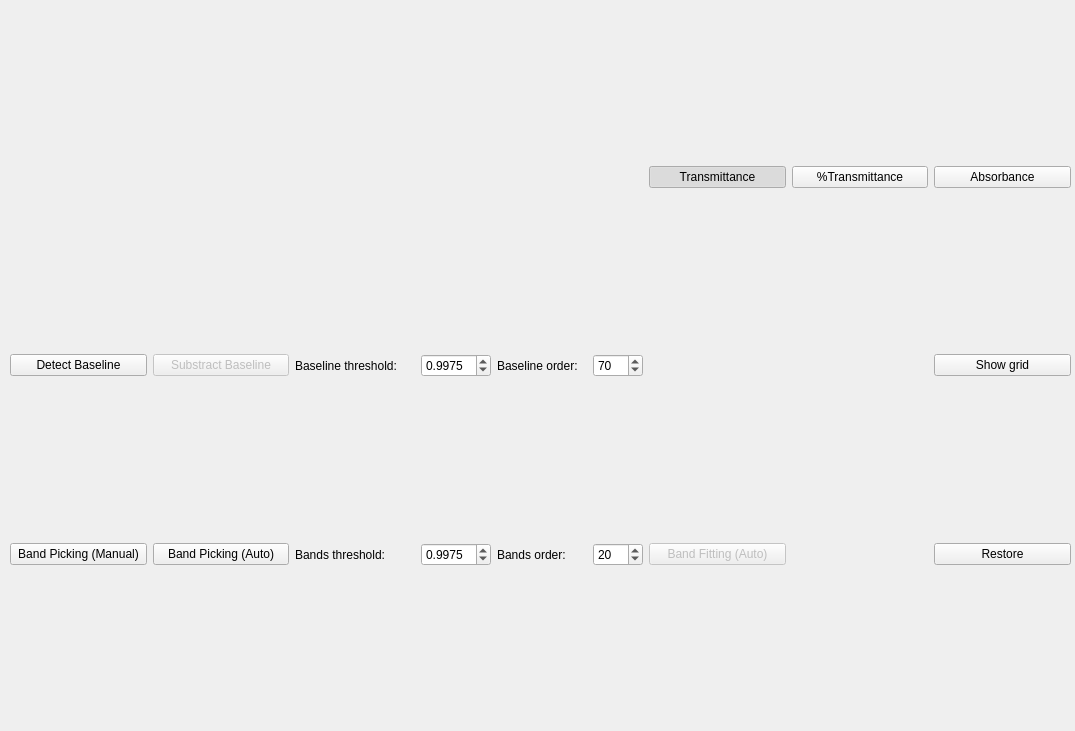
Old version of the form Views/uiIRPlotter.ui in the repository samuelvp360/SVP360CalculationController.
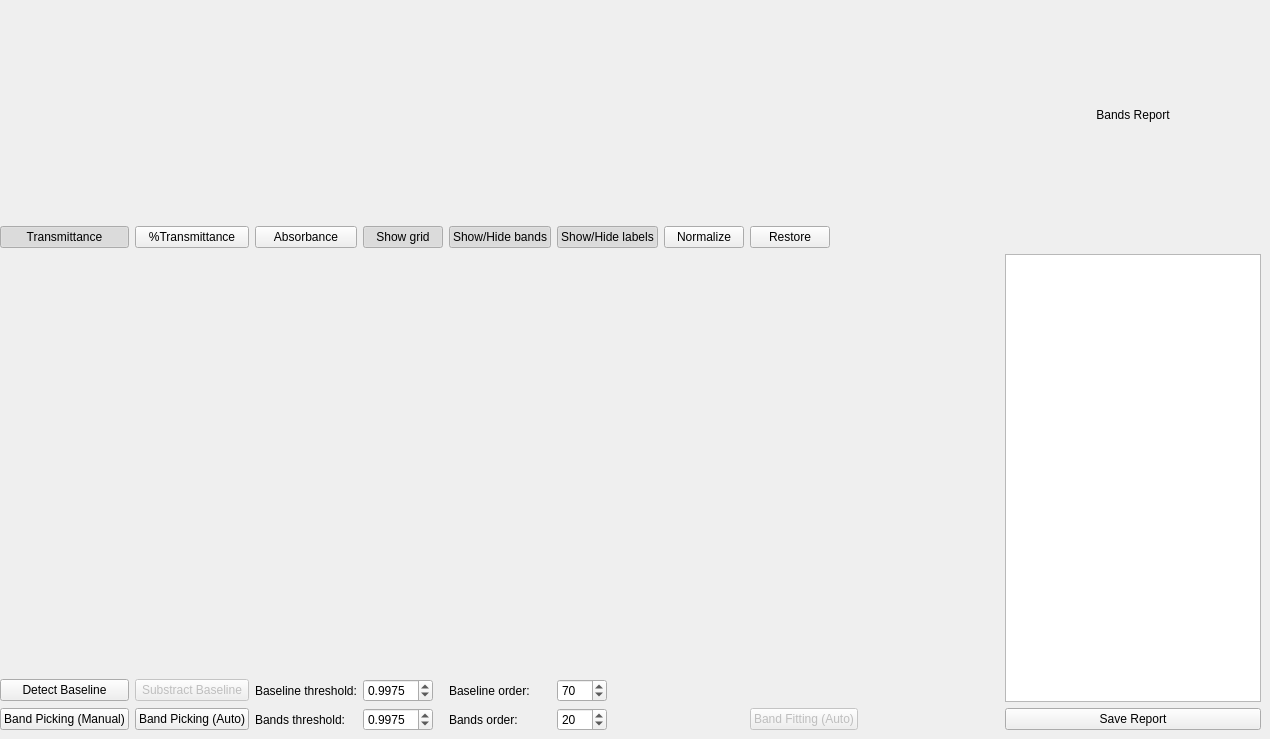
New version of the form.

Commit message: Band Fitting moved to QThread

```diff
--- a/Views/uiIRPlotter.ui
+++ b/Views/uiIRPlotter.ui
@@ -9,8 +9,8 @@
    <rect>
     <x>0</x>
     <y>0</y>
-    <width>1075</width>
-    <height>731</height>
+    <width>1270</width>
+    <height>739</height>
    </rect>
   </property>
   <property name="windowTitle">
@@ -19,15 +19,28 @@
   <widget class="QWidget" name="layoutWidget">
    <property name="geometry">
     <rect>
-     <x>10</x>
-     <y>6</y>
-     <width>1061</width>
+     <x>0</x>
+     <y>10</y>
+     <width>1261</width>
      <height>721</height>
     </rect>
    </property>
    <layout class="QGridLayout" name="gridLayout">
-    <item row="3" column="5">
-     <widget class="QSpinBox" name="uiOrderBaseSpinBox">
+    <item row="1" column="3">
+     <widget class="QPushButton" name="uiShowGridButton">
+      <property name="text">
+       <string>Show grid</string>
+      </property>
+      <property name="checkable">
+       <bool>true</bool>
+      </property>
+      <property name="checked">
+       <bool>true</bool>
+      </property>
+     </widget>
+    </item>
+    <item row="5" column="5">
+     <widget class="QSpinBox" name="uiOrderBandsSpinBox">
       <property name="maximumSize">
        <size>
         <width>50</width>
@@ -38,31 +51,161 @@
        <number>1</number>
       </property>
       <property name="value">
-       <number>70</number>
+       <number>20</number>
       </property>
      </widget>
     </item>
-    <item row="3" column="0">
-     <widget class="QPushButton" name="uiDetectBaselineButton">
+    <item row="5" column="0">
+     <widget class="QPushButton" name="uiBandManualButton">
+      <property name="text">
+       <string>Band Picking (Manual)</string>
+      </property>
+      <property name="checkable">
+       <bool>true</bool>
+      </property>
+     </widget>
+    </item>
+    <item row="5" column="9">
+     <spacer name="horizontalSpacer_3">
+      <property name="orientation">
+       <enum>Qt::Horizontal</enum>
+      </property>
+      <property name="sizeHint" stdset="0">
+       <size>
+        <width>40</width>
+        <height>20</height>
+       </size>
+      </property>
+     </spacer>
+    </item>
+    <item row="0" column="10">
+     <widget class="QLabel" name="label_5">
+      <property name="text">
+       <string>Bands Report</string>
+      </property>
+      <property name="alignment">
+       <set>Qt::AlignCenter</set>
+      </property>
+     </widget>
+    </item>
+    <item row="5" column="4">
+     <widget class="QLabel" name="label_3">
       <property name="maximumSize">
        <size>
-        <width>160</width>
+        <width>90</width>
         <height>16777215</height>
        </size>
       </property>
       <property name="text">
-       <string>Detect Baseline</string>
+       <string>Bands order:</string>
       </property>
      </widget>
     </item>
-    <item row="1" column="0" colspan="6">
+    <item row="5" column="2">
+     <widget class="QLabel" name="label_4">
+      <property name="maximumSize">
+       <size>
+        <width>120</width>
+        <height>16777215</height>
+       </size>
+      </property>
+      <property name="text">
+       <string>Bands threshold:</string>
+      </property>
+     </widget>
+    </item>
+    <item row="4" column="2">
+     <widget class="QLabel" name="label">
+      <property name="maximumSize">
+       <size>
+        <width>150</width>
+        <height>16777215</height>
+       </size>
+      </property>
+      <property name="text">
+       <string>Baseline threshold:</string>
+      </property>
+     </widget>
+    </item>
+    <item row="1" column="7">
+     <widget class="QPushButton" name="uiRestoreButton">
+      <property name="text">
+       <string>Restore</string>
+      </property>
+     </widget>
+    </item>
+    <item row="1" column="1">
+     <widget class="QPushButton" name="uiPercentTransButton">
+      <property name="maximumSize">
+       <size>
+        <width>150</width>
+        <height>16777215</height>
+       </size>
+      </property>
+      <property name="text">
+       <string>%Transmittance</string>
+      </property>
+      <property name="checkable">
+       <bool>true</bool>
+      </property>
+      <property name="checked">
+       <bool>false</bool>
+      </property>
+     </widget>
+    </item>
+    <item row="4" column="9">
+     <spacer name="horizontalSpacer_2">
+      <property name="orientation">
+       <enum>Qt::Horizontal</enum>
+      </property>
+      <property name="sizeHint" stdset="0">
+       <size>
+        <width>40</width>
+        <height>20</height>
+       </size>
+      </property>
+     </spacer>
+    </item>
+    <item row="1" column="5">
+     <widget class="QPushButton" name="uiShowLabelsButton">
+      <property name="text">
+       <string>Show/Hide labels</string>
+      </property>
+      <property name="checkable">
+       <bool>true</bool>
+      </property>
+      <property name="checked">
+       <bool>true</bool>
+      </property>
+     </widget>
+    </item>
+    <item row="4" column="1">
+     <widget class="QPushButton" name="uiSubsBaselineButton">
+      <property name="enabled">
+       <bool>false</bool>
+      </property>
+      <property name="maximumSize">
+       <size>
+        <width>150</width>
+        <height>16777215</height>
+       </size>
+      </property>
+      <property name="text">
+       <string>Substract Baseline</string>
+      </property>
+     </widget>
+    </item>
+    <item row="0" column="0" colspan="6">
      <layout class="QVBoxLayout" name="uiToolbarLayout">
       <property name="spacing">
        <number>0</number>
       </property>
+      <property name="sizeConstraint">
+       <enum>QLayout::SetFixedSize</enum>
+      </property>
      </layout>
     </item>
-    <item row="4" column="1">
+    <item row="5" column="1">
      <widget class="QPushButton" name="uiBandAutoButton">
       <property name="maximumSize">
        <size>
@@ -75,49 +218,43 @@
       </property>
      </widget>
     </item>
-    <item row="1" column="6">
-     <widget class="QPushButton" name="uiTransButton">
+    <item row="5" column="10">
+     <widget class="QPushButton" name="pushButton">
       <property name="text">
-       <string>Transmittance</string>
+       <string>Save Report</string>
       </property>
-      <property name="checkable">
-       <bool>true</bool>
-      </property>
-      <property name="checked">
-       <bool>true</bool>
-      </property>
      </widget>
     </item>
-    <item row="3" column="1">
-     <widget class="QPushButton" name="uiSubsBaselineButton">
-      <property name="enabled">
-       <bool>false</bool>
+    <item row="2" column="0" rowspan="2" colspan="10">
+     <layout class="QVBoxLayout" name="uiSpectraLayout">
+      <property name="sizeConstraint">
+       <enum>QLayout::SetFixedSize</enum>
       </property>
+     </layout>
+    </item>
+    <item row="5" column="3">
+     <widget class="QDoubleSpinBox" name="uiBandsThresholdSpinBox">
       <property name="maximumSize">
        <size>
-        <width>150</width>
+        <width>70</width>
         <height>16777215</height>
        </size>
       </property>
-      <property name="text">
-       <string>Substract Baseline</string>
+      <property name="decimals">
+       <number>4</number>
       </property>
-     </widget>
-    </item>
-    <item row="3" column="4">
-     <widget class="QLabel" name="label_2">
-      <property name="maximumSize">
-       <size>
-        <width>110</width>
-        <height>16777215</height>
-       </size>
+      <property name="maximum">
+       <double>1.000000000000000</double>
       </property>
-      <property name="text">
-       <string>Baseline order:</string>
+      <property name="singleStep">
+       <double>0.000100000000000</double>
       </property>
+      <property name="value">
+       <double>0.997500000000000</double>
+      </property>
      </widget>
     </item>
-    <item row="1" column="8">
+    <item row="1" column="2">
      <widget class="QPushButton" name="uiAbsorbanceButton">
       <property name="text">
        <string>Absorbance</string>
@@ -130,127 +267,34 @@
       </property>
      </widget>
     </item>
-    <item row="4" column="8">
-     <widget class="QPushButton" name="uiRestoreButton">
-      <property name="text">
-       <string>Restore</string>
-      </property>
-     </widget>
-    </item>
-    <item row="3" column="3">
-     <widget class="QDoubleSpinBox" name="uiBaseThresholdSpinBox">
-      <property name="maximumSize">
-       <size>
-        <width>70</width>
-        <height>16777215</height>
-       </size>
-      </property>
-      <property name="decimals">
-       <number>4</number>
-      </property>
-      <property name="maximum">
-       <double>1.000000000000000</double>
-      </property>
-      <property name="singleStep">
-       <double>0.000100000000000</double>
-      </property>
-      <property name="value">
-       <double>0.997500000000000</double>
-      </property>
-     </widget>
-    </item>
-    <item row="3" column="8">
-     <widget class="QPushButton" name="uiShowGridButton">
-      <property name="text">
-       <string>Show grid</string>
-      </property>
-      <property name="checkable">
-       <bool>true</bool>
-      </property>
-      <property name="checked">
-       <bool>false</bool>
-      </property>
-     </widget>
-    </item>
-    <item row="1" column="7">
-     <widget class="QPushButton" name="uiPercentTransButton">
-      <property name="text">
-       <string>%Transmittance</string>
-      </property>
-      <property name="checkable">
-       <bool>true</bool>
-      </property>
-      <property name="checked">
-       <bool>false</bool>
-      </property>
-     </widget>
-    </item>
-    <item row="2" column="0" colspan="9">
-     <layout class="QVBoxLayout" name="uiSpectraLayout"/>
-    </item>
-    <item row="3" column="2">
-     <widget class="QLabel" name="label">
-      <property name="maximumSize">
-       <size>
-        <width>150</width>
-        <height>16777215</height>
-       </size>
-      </property>
-      <property name="text">
-       <string>Baseline threshold:</string>
-      </property>
-     </widget>
-    </item>
-    <item row="4" column="2">
-     <widget class="QLabel" name="label_4">
-      <property name="maximumSize">
-       <size>
-        <width>120</width>
-        <height>16777215</height>
-       </size>
-      </property>
-      <property name="text">
-       <string>Bands threshold:</string>
-      </property>
-     </widget>
-    </item>
-    <item row="4" column="3">
-     <widget class="QDoubleSpinBox" name="uiBandsThresholdSpinBox">
-      <property name="maximumSize">
-       <size>
-        <width>70</width>
-        <height>16777215</height>
-       </size>
-      </property>
-      <property name="decimals">
-       <number>4</number>
-      </property>
-      <property name="maximum">
-       <double>1.000000000000000</double>
-      </property>
-      <property name="singleStep">
-       <double>0.000100000000000</double>
-      </property>
-      <property name="value">
-       <double>0.997500000000000</double>
-      </property>
-     </widget>
-    </item>
     <item row="4" column="4">
-     <widget class="QLabel" name="label_3">
+     <widget class="QLabel" name="label_2">
       <property name="maximumSize">
        <size>
-        <width>90</width>
+        <width>110</width>
         <height>16777215</height>
        </size>
       </property>
       <property name="text">
-       <string>Bands order:</string>
+       <string>Baseline order:</string>
+      </property>
+     </widget>
+    </item>
+    <item row="1" column="4">
+     <widget class="QPushButton" name="uiShowBandsButton">
+      <property name="text">
+       <string>Show/Hide bands</string>
+      </property>
+      <property name="checkable">
+       <bool>true</bool>
+      </property>
+      <property name="checked">
+       <bool>true</bool>
       </property>
      </widget>
     </item>
     <item row="4" column="5">
-     <widget class="QSpinBox" name="uiOrderBandsSpinBox">
+     <widget class="QSpinBox" name="uiOrderBaseSpinBox">
       <property name="maximumSize">
        <size>
         <width>50</width>
@@ -261,21 +305,75 @@
        <number>1</number>
       </property>
       <property name="value">
-       <number>20</number>
+       <number>70</number>
       </property>
      </widget>
     </item>
+    <item row="2" column="10" rowspan="3">
+     <widget class="QTableView" name="uiIRBandsTableView"/>
+    </item>
     <item row="4" column="0">
-     <widget class="QPushButton" name="uiBandManualButton">
+     <widget class="QPushButton" name="uiDetectBaselineButton">
+      <property name="maximumSize">
+       <size>
+        <width>160</width>
+        <height>16777215</height>
+       </size>
+      </property>
       <property name="text">
-       <string>Band Picking (Manual)</string>
+       <string>Detect Baseline</string>
+      </property>
+     </widget>
+    </item>
+    <item row="1" column="8" colspan="2">
+     <spacer name="horizontalSpacer">
+      <property name="orientation">
+       <enum>Qt::Horizontal</enum>
+      </property>
+      <property name="sizeHint" stdset="0">
+       <size>
+        <width>40</width>
+        <height>20</height>
+       </size>
+      </property>
+     </spacer>
+    </item>
+    <item row="4" column="3">
+     <widget class="QDoubleSpinBox" name="uiBaseThresholdSpinBox">
+      <property name="maximumSize">
+       <size>
+        <width>70</width>
+        <height>16777215</height>
+       </size>
+      </property>
+      <property name="decimals">
+       <number>4</number>
+      </property>
+      <property name="maximum">
+       <double>1.000000000000000</double>
+      </property>
+      <property name="singleStep">
+       <double>0.000100000000000</double>
+      </property>
+      <property name="value">
+       <double>0.997500000000000</double>
+      </property>
+     </widget>
+    </item>
+    <item row="1" column="0">
+     <widget class="QPushButton" name="uiTransButton">
+      <property name="text">
+       <string>Transmittance</string>
       </property>
       <property name="checkable">
        <bool>true</bool>
       </property>
+      <property name="checked">
+       <bool>true</bool>
+      </property>
      </widget>
     </item>
-    <item row="4" column="6">
+    <item row="5" column="7" colspan="2">
      <widget class="QPushButton" name="uiBandFittingAutoButton">
       <property name="enabled">
        <bool>false</bool>
@@ -285,6 +383,25 @@
       </property>
      </widget>
     </item>
+    <item row="1" column="6">
+     <widget class="QPushButton" name="uiNormalizeButton">
+      <property name="maximumSize">
+       <size>
+        <width>80</width>
+        <height>16777215</height>
+       </size>
+      </property>
+      <property name="text">
+       <string>Normalize</string>
+      </property>
+      <property name="checkable">
+       <bool>true</bool>
+      </property>
+      <property name="checked">
+       <bool>false</bool>
+      </property>
+     </widget>
+    </item>
    </layout>
   </widget>
  </widget>
```
The commit also changes 12 other files.
